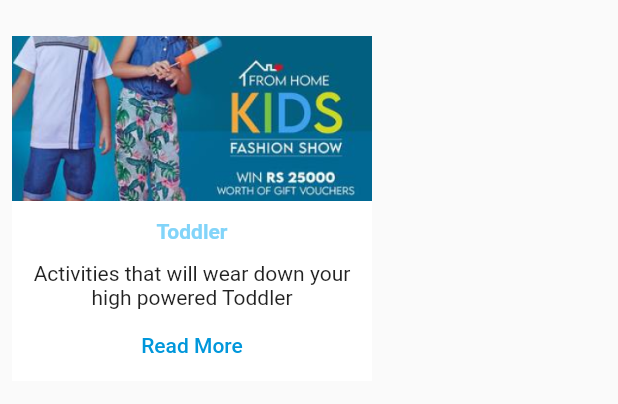
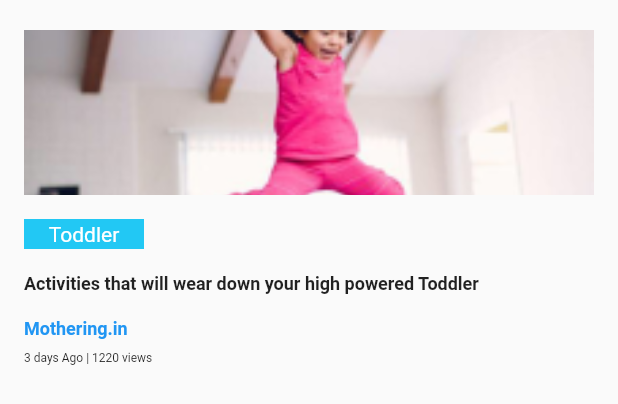
Before and after one commit to anupam01102002/Intern-Project-Mothering-App, a Flutter app: the MagazineStoriesContainer widget shown alone on an empty page, opened directly, on a phone screen of 412 x 824 dp. Shown: the top 404 px of the screen. Run offline on Flutter 3.47's test engine with Material 2 defaults, Android fonts, the phone set to English and light mode, and no system bars; our stand-ins replace badges, dotted_border, persistent_bottom_nav_bar_v2, pinput; missing offline and left inert: comment_box.

Commit message:
Magazine Update

```diff
--- a/lib/Screens/NavBarScreens/magazine_stories.dart
+++ b/lib/Screens/NavBarScreens/magazine_stories.dart
@@ -98,28 +98,52 @@
                   scrollDirection: Axis.horizontal,
                   child: Row(
                     children: [
-                      MagazineStoriesContainer(
-                        StoryDetails:
+                      MagazineSpotlightContainer(
+                        SpotlightDetails:
                             'Activities that will wear down your high powered Toddler',
-                        StoryTitle: 'Toddler',
-                        imageUrl: 'assets/images/Add_1.png',
+                        SpotlightTitle: 'Toddler',
+                        imageUrl: 'assets/images/Toddler_1.png',
                       ),
-                      MagazineStoriesContainer(
-                        StoryDetails:
+                      MagazineSpotlightContainer(
+                        SpotlightDetails:
                             'Activities that will wear down your high powered Toddler',
-                        StoryTitle: 'Toddler',
-                        imageUrl: 'assets/images/Add_1.png',
+                        SpotlightTitle: 'Toddler',
+                        imageUrl: 'assets/images/Toddler_1.png',
                       ),
-                      MagazineStoriesContainer(
-                        StoryDetails:
+                      MagazineSpotlightContainer(
+                        SpotlightDetails:
                             'Activities that will wear down your high powered Toddler',
-                        StoryTitle: 'Toddler',
-                        imageUrl: 'assets/images/Add_1.png',
+                        SpotlightTitle: 'Toddler',
+                        imageUrl: 'assets/images/Toddler_1.png',
                       ),
                     ],
                   ),
                 ),
               ),
+            ),
+            MagazineStoriesContainer(
+              imageUrl: 'assets/images/Toddler_1.png',
+              StoryDetails:
+                  'Activities that will wear down your high powered Toddler',
+              StoryTitle: 'Toddler',
+            ),
+            MagazineStoriesContainer(
+              imageUrl: 'assets/images/Toddler_1.png',
+              StoryDetails:
+                  'Activities that will wear down your high powered Toddler',
+              StoryTitle: 'Toddler',
+            ),
+            MagazineStoriesContainer(
+              imageUrl: 'assets/images/Toddler_1.png',
+              StoryDetails:
+                  'Activities that will wear down your high powered Toddler',
+              StoryTitle: 'Toddler',
+            ),
+            MagazineStoriesContainer(
+              imageUrl: 'assets/images/Toddler_1.png',
+              StoryDetails:
+                  'Activities that will wear down your high powered Toddler',
+              StoryTitle: 'Toddler',
             ),
             Container(
               height: 100,
@@ -131,16 +155,16 @@
   }
 }
 
-class MagazineStoriesContainer extends StatelessWidget {
+class MagazineSpotlightContainer extends StatelessWidget {
   final String imageUrl;
-  final String StoryTitle;
-  final String StoryDetails;
+  final String SpotlightTitle;
+  final String SpotlightDetails;
   final double borderRadius;
 
-  MagazineStoriesContainer({
+  MagazineSpotlightContainer({
     required this.imageUrl,
-    required this.StoryDetails,
-    required this.StoryTitle,
+    required this.SpotlightDetails,
+    required this.SpotlightTitle,
     this.borderRadius = 20.0,
   });
 
@@ -169,14 +193,14 @@
                 Padding(
                   padding: const EdgeInsets.all(12.0),
                   child: Text(
-                    StoryTitle,
+                    SpotlightTitle,
                     style: const TextStyle(
                         color: Color.fromRGBO(130, 212, 249, 1),
                         fontWeight: FontWeight.bold),
                   ),
                 ),
                 Text(
-                  StoryDetails,
+                  SpotlightDetails,
                   style: const TextStyle(),
                   textAlign: TextAlign.center,
                 ),
@@ -197,3 +221,98 @@
     );
   }
 }
+
+class MagazineStoriesContainer extends StatelessWidget {
+  final String imageUrl;
+  final String StoryTitle;
+  final String StoryDetails;
+  final double borderRadius;
+
+  MagazineStoriesContainer({
+    required this.imageUrl,
+    required this.StoryDetails,
+    required this.StoryTitle,
+    this.borderRadius = 20.0,
+  });
+
+  @override
+  Widget build(BuildContext context) {
+    return Padding(
+      padding: const EdgeInsets.symmetric(horizontal: 8.0, vertical: 12),
+      child: Column(
+        children: [
+          Padding(
+            padding: const EdgeInsets.all(8.0),
+            child: Container(
+              width: double.infinity,
+              height: 110,
+              child: ClipRRect(
+                child: Image.asset(
+                  imageUrl,
+                  fit: BoxFit.cover,
+                ),
+              ),
+            ),
+          ),
+          Row(
+            children: [
+              Padding(
+                padding: const EdgeInsets.all(8.0),
+                child: Container(
+                  height: 20,
+                  width: 80,
+                  color: const Color.fromRGBO(34, 200, 244, 1),
+                  child: Center(
+                    child: Text(
+                      StoryTitle,
+                      style: const TextStyle(color: Colors.white),
+                    ),
+                  ),
+                ),
+              )
+            ],
+          ),
+          Row(
+            children: [
+              Padding(
+                padding: const EdgeInsets.all(8.0),
+                child: Text(
+                  StoryDetails,
+                  style: const TextStyle(
+                      fontWeight: FontWeight.bold, fontSize: 12),
+                ),
+              ),
+            ],
+          ),
+          Row(
+            children: [
+              Container(
+                height: 30,
+                child: TextButton(
+                  onPressed: () {},
+                  child: const Text(
+                    'Mothering.in',
+                    style: TextStyle(fontWeight: FontWeight.bold, fontSize: 12),
+                  ),
+                ),
+              ),
+            ],
+          ),
+          const Row(
+            children: [
+              Padding(
+                padding: EdgeInsets.symmetric(horizontal: 8.0),
+                child: Text(
+                  '3 days Ago | 1220 views',
+                  style: TextStyle(
+                    fontSize: 8,
+                  ),
+                ),
+              ),
+            ],
+          ),
+        ],
+      ),
+    );
+  }
+}
```
